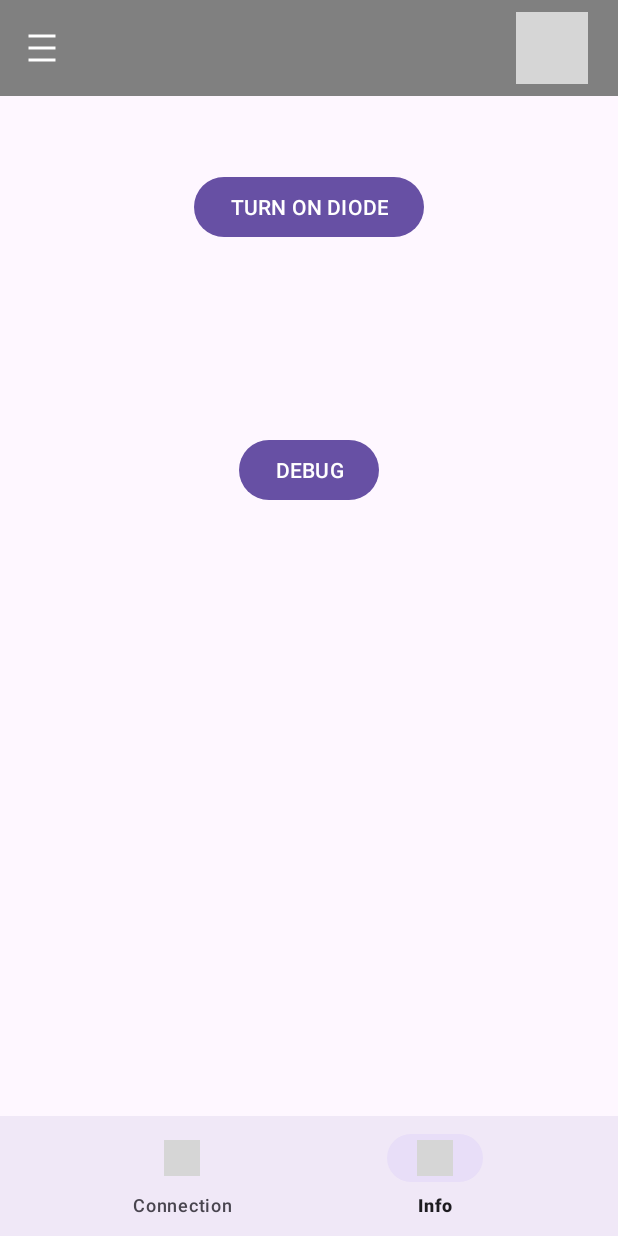
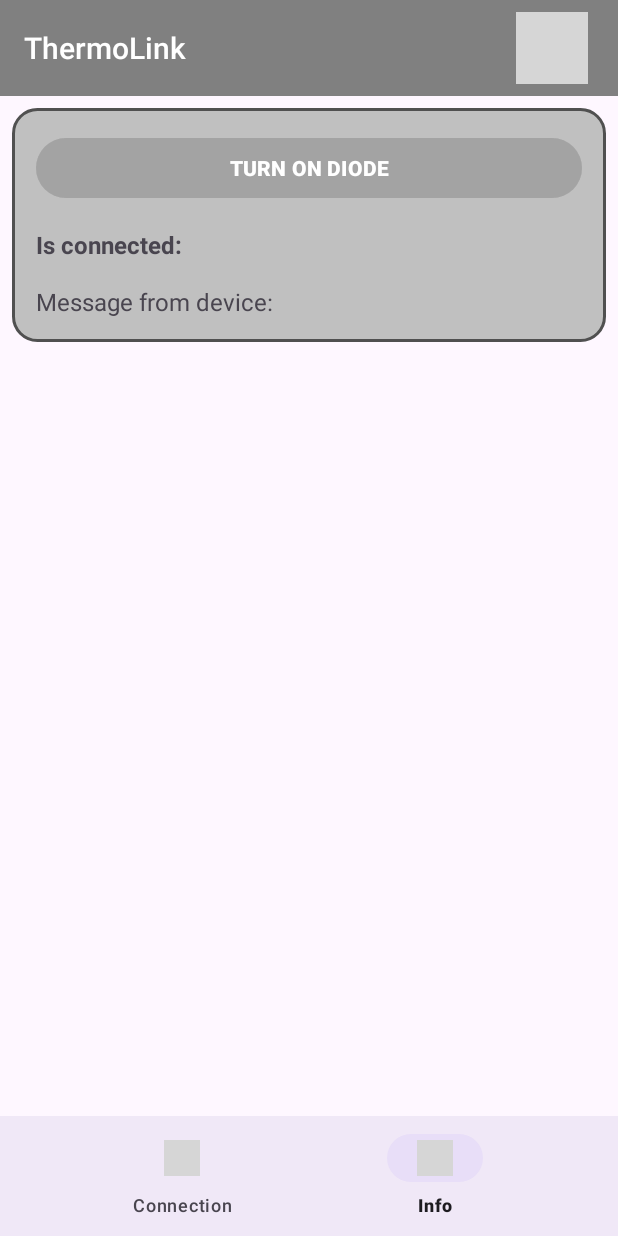
Before and after one commit to VitalianoParmezano/ThermoLink, an Android app: the screen it shows after launch (MainActivity), item 2 of the bottom bar chosen, on a phone screen of 412 x 824 dp. Run offline under Robolectric (Android 15) with nearby library versions, the phone set to English and light mode, and no system bars; grey boxes are pictures that could not be loaded.

Commit message:
Better UI | Turn on/off led

```diff
--- a/app/src/main/java/com/example/thermolink/Bluetooth_fragment.java
+++ b/app/src/main/java/com/example/thermolink/Bluetooth_fragment.java
@@ -9,7 +9,6 @@ import androidx.fragment.app.Fragment;
 import androidx.recyclerview.widget.LinearLayoutManager;
 import androidx.recyclerview.widget.RecyclerView;
 
-import android.util.Log;
 import android.view.LayoutInflater;
 import android.view.View;
 import android.view.ViewGroup;
@@ -17,7 +16,6 @@ import android.view.ViewGroup;
 import com.example.thermolink.bluetooth.BluetoothRecycleViewAdapter;
 import com.example.thermolink.bluetooth.MyBluetoothHelper;
 
-import java.util.ArrayList;
 import java.util.List;
 
 public class Bluetooth_fragment extends Fragment {
@@ -63,7 +61,7 @@ BluetoothRecycleViewAdapter adapter;
         }
 
         MyBluetoothHelper bluetoothHelper = MyBluetoothHelper.getInstance(getContext());
-        bluetoothHelper.setConnectionListener(new MyBluetoothHelper.ConnectionListener() {
+        bluetoothHelper.setSearchingListener(new MyBluetoothHelper.SearchListener() {
             @Override
             public void onDeviceFound(BluetoothDevice device) {
                 adapter.notifyDataSetChanged();
--- a/app/src/main/java/com/example/thermolink/Device_converstation.java
+++ b/app/src/main/java/com/example/thermolink/Device_converstation.java
@@ -1,7 +1,6 @@
 package com.example.thermolink;
 
 import android.bluetooth.BluetoothDevice;
-import android.bluetooth.BluetoothSocket;
 import android.os.Bundle;
 
 import androidx.fragment.app.Fragment;
@@ -10,14 +9,18 @@ import android.view.LayoutInflater;
 import android.view.View;
 import android.view.ViewGroup;
 import android.widget.Button;
+import android.widget.TextView;
 
 import com.example.thermolink.bluetooth.MyBluetoothHelper;
 
+import org.w3c.dom.Text;
+
 
 public class Device_converstation extends Fragment {
-    MyBluetoothHelper bluetoothHelper;
-    BluetoothDevice selectedDevice;
-    Button btn_debug, btn_turOnDiode;
+    private MyBluetoothHelper bluetoothHelper;
+    private TextView isConnected_tv, messageFromDevice_tv;
+    private BluetoothDevice selectedDevice;
+    private Button btn_debug, btn_turOnDiode;
 
     public Device_converstation() {}
 
@@ -39,6 +42,9 @@ public class Device_converstation extends Fragment {
         }
         bluetoothHelper = MyBluetoothHelper.getInstance(getContext());
 
+
+
+
     }
 
     @Override
@@ -46,17 +52,31 @@ public class Device_converstation extends Fragment {
                              Bundle savedInstanceState) {
         View view = inflater.inflate(R.layout.fragment_device_converstation, container, false);
 
-        btn_debug = view.findViewById(R.id.btn_debug);
-
-        btn_debug.setOnClickListener(v -> {
-            bluetoothHelper.connect(selectedDevice);
-        });
+        messageFromDevice_tv = view.findViewById(R.id.tv_receive);
+        isConnected_tv = view.findViewById(R.id.tv_is_connected);
 
         btn_turOnDiode = view.findViewById(R.id.btn_turn_on_diode);
         btn_turOnDiode.setOnClickListener(v -> {
-            bluetoothHelper.sendCommand("wow");
+            bluetoothHelper.sendCommand("SWITCH_LED");
         });
+
+
+
+        bluetoothHelper.setConnectionListener(new MyBluetoothHelper.ConnectionListener() {
+            @Override
+            public void onConnection() {
+                isConnected_tv.setText("Is connected: " + bluetoothHelper.isConnected());
+
+            }
+
+            @Override
+            public void onMessageFromDevice(String s) {
+                messageFromDevice_tv.setText("Message from device: " + s);
+            }
+        });
+
 
         return view;
     }
+
 }
--- a/app/src/main/java/com/example/thermolink/MainActivity.java
+++ b/app/src/main/java/com/example/thermolink/MainActivity.java
@@ -3,16 +3,20 @@ package com.example.thermolink;
 import android.Manifest;
 import android.bluetooth.BluetoothDevice;
 import android.os.Bundle;
+import android.view.View;
 import android.widget.FrameLayout;
 import android.widget.ImageButton;
 import android.widget.TextView;
+import android.widget.Toolbar;
 
 import androidx.activity.EdgeToEdge;
 import androidx.appcompat.app.AppCompatActivity;
 import androidx.core.app.ActivityCompat;
 import androidx.core.graphics.Insets;
+import androidx.core.view.GravityCompat;
 import androidx.core.view.ViewCompat;
 import androidx.core.view.WindowInsetsCompat;
+import androidx.drawerlayout.widget.DrawerLayout;
 import androidx.fragment.app.Fragment;
 import androidx.fragment.app.FragmentTransaction;
 
@@ -24,10 +28,11 @@ import java.util.List;
 
 public class MainActivity extends AppCompatActivity implements Bluetooth_fragment.OnDeviceClickListener {
     private MyBluetoothHelper bluetoothHelper;
-    TextView debug_tv;
+    private TextView debug_tv;
     private List<String> deviceNames = new ArrayList<>();
-    ImageButton update_device_list_btn;
-    FrameLayout frameLayout;
+    private ImageButton update_device_list_btn;
+    private FrameLayout frameLayout;
+    private Toolbar toolbar;
     private BottomNavigationView bottomNavigationView;
 
     @Override
@@ -53,6 +58,8 @@ public class MainActivity extends AppCompatActivity implements Bluetooth_fragmen
 
         bluetoothHelper = MyBluetoothHelper.getInstance(this);
 
+        //drawerLayout = findViewById(R.id.main);
+        toolbar = findViewById(R.id.toolbar);
         bottomNavigationView = findViewById(R.id.bottom_navigation);
         frameLayout = findViewById(R.id.fragment_container);
         update_device_list_btn = findViewById(R.id.update_device_lists);
@@ -69,6 +76,7 @@ public class MainActivity extends AppCompatActivity implements Bluetooth_fragmen
         if (savedInstanceState == null) {
             addInitialFragment();
         }
+
 
 
         bottomNavigationView.setOnNavigationItemSelectedListener(item -> {
@@ -108,5 +116,9 @@ public class MainActivity extends AppCompatActivity implements Bluetooth_fragmen
                 .replace(R.id.fragment_container, selectedFragment)
                 .setTransition(FragmentTransaction.TRANSIT_FRAGMENT_FADE)
                 .commit();
+
+        bluetoothHelper.connect(device);
+
+        bottomNavigationView.setSelectedItemId(R.id.nav_info);
     }
 }
--- a/app/src/main/java/com/example/thermolink/bluetooth/BluetoothRecycleViewAdapter.java
+++ b/app/src/main/java/com/example/thermolink/bluetooth/BluetoothRecycleViewAdapter.java
@@ -51,7 +51,6 @@ public class BluetoothRecycleViewAdapter extends RecyclerView.Adapter<BluetoothR
         // Встановлюємо текст з нашого списку
         holder.textView.setText(items.get(position).getName());
         holder.itemView.setOnClickListener(v -> {
-            Log.d(TAG, "item click: " + items.get(position).getName());
             onDeviceClickListener.onDeviceClick(items.get(position));
         });
     }
--- a/app/src/main/res/drawable/shape_rounded_item.xml
+++ b/app/src/main/res/drawable/shape_rounded_item.xml
@@ -3,7 +3,7 @@
     android:shape="rectangle">
 
     <!-- Колір фону -->
-    <solid android:color="#FF6200EE"/>
+    <solid android:color="#c0c0c0"/>
 
     <!-- Заокруглення кутів -->
     <corners android:radius="16dp"/>
@@ -11,6 +11,6 @@
     <!-- За бажанням можна додати тінь через padding або stroke -->
     <stroke
         android:width="2dp"
-        android:color="#FF3700B3"/>
+        android:color="#505050"/>
 
 </shape>
--- a/app/src/main/res/layout/activity_main.xml
+++ b/app/src/main/res/layout/activity_main.xml
@@ -1,5 +1,5 @@
 <?xml version="1.0" encoding="utf-8"?>
-<androidx.drawerlayout.widget.DrawerLayout
+<androidx.constraintlayout.widget.ConstraintLayout
     xmlns:android="http://schemas.android.com/apk/res/android"
     xmlns:app="http://schemas.android.com/apk/res-auto"
     xmlns:tools="http://schemas.android.com/tools"
@@ -9,20 +9,17 @@
     android:fitsSystemWindows="true"
     tools:context=".MainActivity">
 
-    <androidx.constraintlayout.widget.ConstraintLayout
-        android:layout_width="match_parent"
-        android:layout_height="match_parent"
-        android:fitsSystemWindows="true">
+
 
         <!-- Toolbar -->
-        <com.google.android.material.appbar.MaterialToolbar
+        <Toolbar
             android:id="@+id/toolbar"
             android:layout_width="match_parent"
             android:layout_height="?attr/actionBarSize"
             android:background="#808080"
             android:title="ThermoLink"
+            android:titleTextColor="@color/white"
             android:theme="@style/ThemeOverlay.MaterialComponents.ActionBar"
-            app:navigationIcon="@drawable/ic_hamburher"
             app:layout_constraintTop_toTopOf="parent"
             app:titleTextColor="@android:color/white">
 
@@ -36,15 +33,17 @@
                 android:layout_marginEnd="20dp"
                 android:src="@drawable/ic_sync"/>
 
-        </com.google.android.material.appbar.MaterialToolbar>
+        </Toolbar>
 
         <!-- Контейнер з фрагментами -->
         <FrameLayout
             android:id="@+id/fragment_container"
             android:layout_width="match_parent"
-            android:layout_height="match_parent"
+            android:layout_height="0dp"
+            app:layout_constraintTop_toBottomOf="@id/toolbar"
+            app:layout_constraintBottom_toTopOf="@id/bottom_navigation"
             app:layout_behavior="@string/appbar_scrolling_view_behavior"
-            android:layout_marginTop="?attr/actionBarSize" />
+            />
 
         <!-- Нижня навігація -->
     <com.google.android.material.bottomnavigation.BottomNavigationView
@@ -58,15 +57,3 @@
         />
 
     </androidx.constraintlayout.widget.ConstraintLayout>
-
-
-    <!-- Бокове навігаційне меню -->
-    <com.google.android.material.navigation.NavigationView
-        android:id="@+id/navigation_view"
-        android:layout_width="wrap_content"
-        android:layout_height="match_parent"
-        android:layout_gravity="start"
-        android:fitsSystemWindows="true"
-        app:menu="@menu/drawer_menu" />
-
-</androidx.drawerlayout.widget.DrawerLayout>
--- a/app/src/main/res/layout/fragment_device_converstation.xml
+++ b/app/src/main/res/layout/fragment_device_converstation.xml
@@ -10,38 +10,57 @@
         android:layout_width="match_parent"
         android:layout_height="match_parent">
 
-        <Button
-            android:id="@+id/btn_turn_on_diode"
-            android:layout_width="wrap_content"
+        <androidx.constraintlayout.widget.ConstraintLayout
+            android:layout_width="match_parent"
             android:layout_height="wrap_content"
-            android:text="TURN ON DIODE"
+            android:background="@drawable/shape_rounded_item"
+            android:padding="16dp"
             app:layout_constraintTop_toTopOf="parent"
-            app:layout_constraintEnd_toEndOf="parent"
-            app:layout_constraintStart_toStartOf="parent"
-            android:layout_marginTop="50dp"/>
+            android:layout_margin="8dp"
+            >
+            <Button
+                android:id="@+id/btn_turn_on_diode"
+                android:layout_width="0dp"
+                android:layout_height="wrap_content"
+                android:text="TURN ON DIODE"
+                android:backgroundTint="@color/light_gray"
+                android:textStyle="bold"
+                android:paddingVertical="10dp"
+                app:layout_constraintTop_toTopOf="parent"
+                app:layout_constraintStart_toStartOf="parent"
+                app:layout_constraintEnd_toEndOf="parent" />
+            <TextView
+                android:id="@+id/tv_is_connected"
+                android:layout_width="wrap_content"
+                android:layout_height="wrap_content"
+                android:text="Is connected:"
+                android:textSize="16sp"
+                android:textStyle="bold"
+                android:layout_marginTop="16dp"
+                app:layout_constraintTop_toBottomOf="@id/btn_turn_on_diode"
+                app:layout_constraintStart_toStartOf="parent" />
+
+            <!-- "Готово до відправки" -->
+
+            <!-- Повідомлення від пристрою -->
+            <TextView
+                android:id="@+id/tv_receive"
+                android:layout_width="0dp"
+                android:layout_height="wrap_content"
+                android:text="Message from device:"
+                android:textSize="16sp"
+                android:layout_marginTop="16dp"
+                android:layout_marginBottom="4dp"
+                app:layout_constraintTop_toBottomOf="@id/tv_is_connected"
+                app:layout_constraintStart_toStartOf="parent"
+                app:layout_constraintEnd_toEndOf="parent" />
+
+        </androidx.constraintlayout.widget.ConstraintLayout>
 
 
-        <TextView
-            android:id="@+id/tv_receive"
-            android:layout_width="wrap_content"
-            android:layout_height="wrap_content"
-            android:text=""
-            android:textSize="20sp"
-            app:layout_constraintTop_toBottomOf="@id/btn_turn_on_diode"
-            app:layout_constraintEnd_toEndOf="parent"
-            app:layout_constraintStart_toStartOf="parent"
-            android:layout_marginTop="50dp"/>
 
-        <Button
-            android:id="@+id/btn_debug"
-            android:layout_width="wrap_content"
-            android:layout_height="wrap_content"
-            android:text="DEBUG"
-            app:layout_constraintTop_toBottomOf="@id/tv_receive"
-            app:layout_constraintEnd_toEndOf="parent"
-            app:layout_constraintStart_toStartOf="parent"
-            android:layout_marginTop="50dp"
-            />
+
+
 
     </androidx.constraintlayout.widget.ConstraintLayout>
 
--- a/app/src/main/res/values/colors.xml
+++ b/app/src/main/res/values/colors.xml
@@ -2,4 +2,5 @@
 <resources>
     <color name="black">#FF000000</color>
     <color name="white">#FFFFFFFF</color>
+    <color name="light_gray">#a0a0a0a0</color>
 </resources>
```
Also changed, not shown: app/src/main/java/com/example/thermolink/bluetooth/MyBluetoothHelper.java (+43 -39 lines), app/src/main/res/drawable/background_bottom_nav_item.xml (added, +10 -0 lines). Lines whose indentation alone changed are shown as unchanged.
